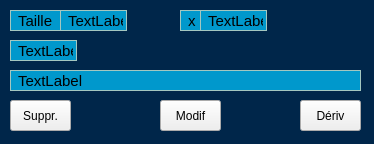
Above: bil.ui from IIazertyuiopII/PAPPL_Pyside before the change. Below: the same form after it.
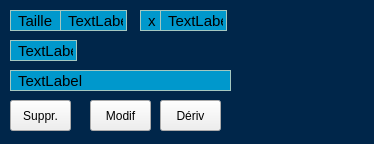
That is the form after the change.

Patch:
```diff
--- a/bil.ui
+++ b/bil.ui
@@ -25,6 +25,7 @@
 
 .QLabel{
 
+	color : black;
 	font-size : 15px;
 	border : 1px solid #a4c7c0;
     padding : 0px 3px;
@@ -73,7 +74,7 @@
   <widget class="QLabel" name="label_6">
    <property name="geometry">
     <rect>
-     <x>180</x>
+     <x>140</x>
      <y>10</y>
      <width>21</width>
      <height>21</height>
@@ -86,7 +87,7 @@
   <widget class="QLabel" name="number">
    <property name="geometry">
     <rect>
-     <x>200</x>
+     <x>160</x>
      <y>10</y>
      <width>67</width>
      <height>21</height>
@@ -114,7 +115,7 @@
     <rect>
      <x>10</x>
      <y>70</y>
-     <width>351</width>
+     <width>221</width>
      <height>21</height>
     </rect>
    </property>
@@ -138,7 +139,7 @@
   <widget class="QPushButton" name="mod">
    <property name="geometry">
     <rect>
-     <x>160</x>
+     <x>90</x>
      <y>100</y>
      <width>61</width>
      <height>31</height>
@@ -151,7 +152,7 @@
   <widget class="QPushButton" name="der">
    <property name="geometry">
     <rect>
-     <x>300</x>
+     <x>160</x>
      <y>100</y>
      <width>61</width>
      <height>31</height>
```
Left out of the diff: 2 changed lines with no effect on the pictures.
